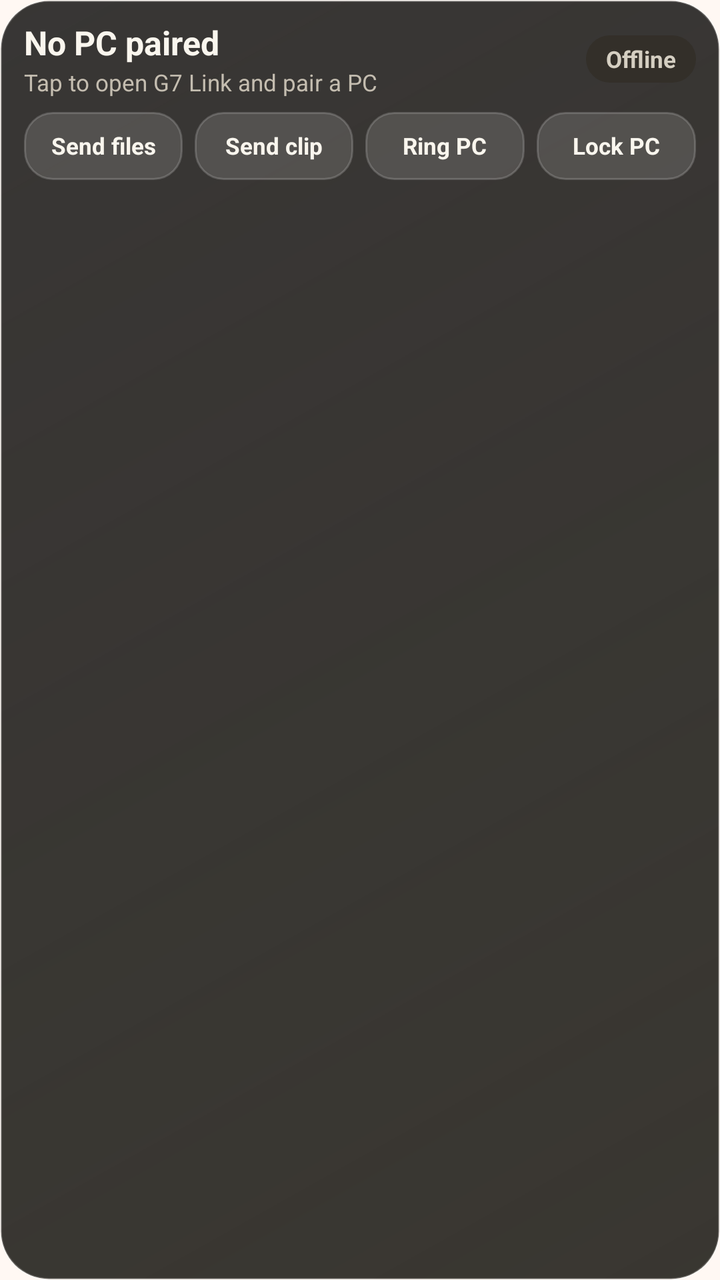
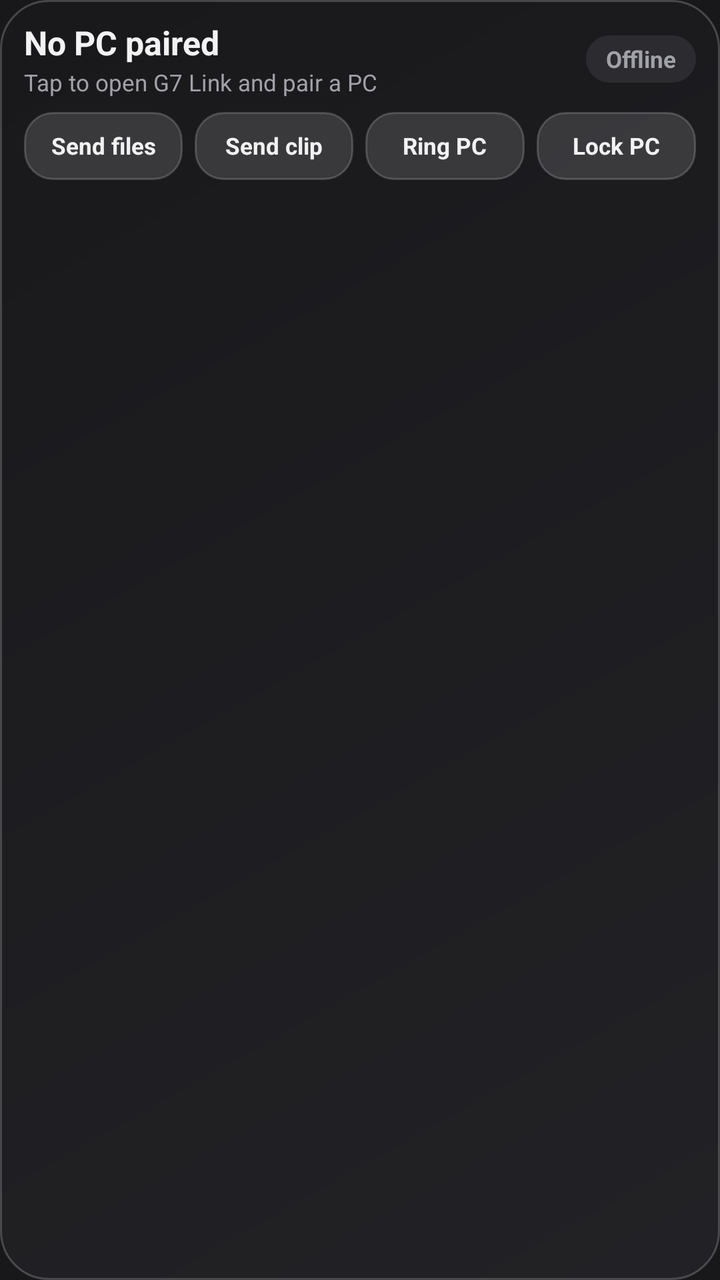

Before-and-after screenshots of an Android layout around one commit, followed by the original layout XML and the change that was made.
<!-- AndroidManifest.xml: application theme Theme.G7Link -->
<!-- res/layout/widget_pc.xml -->
<?xml version="1.0" encoding="utf-8"?>
<LinearLayout xmlns:android="http://schemas.android.com/apk/res/android"
    android:id="@+id/widget_root"
    android:layout_width="match_parent"
    android:layout_height="match_parent"
    android:background="@drawable/bg_widget_card"
    android:orientation="vertical"
    android:paddingStart="12dp"
    android:paddingTop="10dp"
    android:paddingEnd="12dp"
    android:paddingBottom="10dp">

    
    <LinearLayout
        android:layout_width="match_parent"
        android:layout_height="wrap_content"
        android:gravity="center_vertical"
        android:orientation="horizontal">

        <LinearLayout
            android:layout_width="0dp"
            android:layout_height="wrap_content"
            android:layout_weight="1"
            android:orientation="vertical">

            <TextView
                android:id="@+id/widget_pc_name"
                android:layout_width="match_parent"
                android:layout_height="wrap_content"
                android:ellipsize="end"
                android:singleLine="true"
                android:text="@string/widget_pc_no_pc"
                android:textColor="#FAF6EE"
                android:textSize="16.5sp"
                android:textStyle="bold" />

            <TextView
                android:id="@+id/widget_pc_subtitle"
                android:layout_width="match_parent"
                android:layout_height="wrap_content"
                android:layout_marginTop="1dp"
                android:ellipsize="end"
                android:singleLine="true"
                android:text="@string/widget_pc_tap_to_pair"
                android:textColor="#C4BDB0"
                android:textSize="11.5sp"
                android:visibility="visible" />
        </LinearLayout>

        <TextView
            android:id="@+id/widget_pc_status"
            android:layout_width="wrap_content"
            android:layout_height="wrap_content"
            android:layout_marginStart="8dp"
            android:background="@drawable/bg_widget_pill_offline"
            android:paddingStart="10dp"
            android:paddingTop="4dp"
            android:paddingEnd="10dp"
            android:paddingBottom="4dp"
            android:text="@string/widget_pc_offline"
            android:textColor="#D5CFC2"
            android:textSize="11.5sp"
            android:textStyle="bold" />

        <TextView
            android:id="@+id/widget_btn_wake"
            android:layout_width="wrap_content"
            android:layout_height="wrap_content"
            android:layout_marginStart="6dp"
            android:background="@drawable/bg_widget_button"
            android:paddingStart="12dp"
            android:paddingTop="4dp"
            android:paddingEnd="12dp"
            android:paddingBottom="4dp"
            android:text="@string/widget_pc_wake"
            android:textColor="#F4B841"
            android:textSize="11.5sp"
            android:textStyle="bold"
            android:visibility="gone" />
    </LinearLayout>

    
    <LinearLayout
        android:id="@+id/widget_media_row"
        android:layout_width="match_parent"
        android:layout_height="30dp"
        android:layout_marginTop="6dp"
        android:background="@drawable/bg_widget_button"
        android:gravity="center_vertical"
        android:orientation="horizontal"
        android:paddingStart="10dp"
        android:paddingEnd="4dp"
        android:visibility="gone">

        <TextView
            android:id="@+id/widget_media_title"
            android:layout_width="0dp"
            android:layout_height="wrap_content"
            android:layout_weight="1"
            android:ellipsize="end"
            android:singleLine="true"
            android:textColor="#FAF6EE"
            android:textSize="11.5sp"
            android:textStyle="bold" />

        <ImageView
            android:id="@+id/widget_btn_media_play"
            android:layout_width="32dp"
            android:layout_height="28dp"
            android:layout_marginStart="4dp"
            android:contentDescription="@string/media_play"
            android:padding="5dp"
            android:scaleType="fitCenter"
            android:src="@drawable/ic_play"
            android:tint="#F4B841" />

        <ImageView
            android:id="@+id/widget_btn_media_next"
            android:layout_width="32dp"
            android:layout_height="28dp"
            android:layout_marginStart="2dp"
            android:contentDescription="@string/media_next"
            android:padding="5dp"
            android:scaleType="fitCenter"
            android:src="@drawable/ic_skip_next"
            android:tint="#FAF6EE" />
    </LinearLayout>

    
    <LinearLayout
        android:id="@+id/widget_actions_row"
        android:layout_width="match_parent"
        android:layout_height="wrap_content"
        android:layout_marginTop="7dp"
        android:baselineAligned="false"
        android:orientation="horizontal">

        <TextView
            android:id="@+id/widget_btn_send_files"
            android:layout_width="0dp"
            android:layout_height="34dp"
            android:layout_weight="1"
            android:background="@drawable/bg_widget_button"
            android:ellipsize="end"
            android:gravity="center"
            android:paddingStart="4dp"
            android:paddingEnd="4dp"
            android:singleLine="true"
            android:text="@string/action_send_files"
            android:textColor="#FAF6EE"
            android:textSize="11.5sp"
            android:textStyle="bold" />

        <TextView
            android:id="@+id/widget_btn_send_clip"
            android:layout_width="0dp"
            android:layout_height="34dp"
            android:layout_marginStart="6dp"
            android:layout_weight="1"
            android:background="@drawable/bg_widget_button"
            android:ellipsize="end"
            android:gravity="center"
            android:paddingStart="4dp"
            android:paddingEnd="4dp"
            android:singleLine="true"
            android:text="@string/widget_pc_send_clip"
            android:textColor="#FAF6EE"
            android:textSize="11.5sp"
            android:textStyle="bold" />

        <TextView
            android:id="@+id/widget_btn_ring"
            android:layout_width="0dp"
            android:layout_height="34dp"
            android:layout_marginStart="6dp"
            android:layout_weight="1"
            android:background="@drawable/bg_widget_button"
            android:ellipsize="end"
            android:gravity="center"
            android:paddingStart="4dp"
            android:paddingEnd="4dp"
            android:singleLine="true"
            android:text="@string/widget_pc_ring"
            android:textColor="#FAF6EE"
            android:textSize="11.5sp"
            android:textStyle="bold" />

        <TextView
            android:id="@+id/widget_btn_lock"
            android:layout_width="0dp"
            android:layout_height="34dp"
            android:layout_marginStart="6dp"
            android:layout_weight="1"
            android:background="@drawable/bg_widget_button"
            android:ellipsize="end"
            android:gravity="center"
            android:paddingStart="4dp"
            android:paddingEnd="4dp"
            android:singleLine="true"
            android:text="@string/widget_pc_lock"
            android:textColor="#FAF6EE"
            android:textSize="11.5sp"
            android:textStyle="bold" />
    </LinearLayout>
</LinearLayout>
<!-- resources referenced by this layout -->
<resources>
  <!-- drawable bg_widget_button (drawable) -->
  <?xml version="1.0" encoding="utf-8"?>
  <ripple xmlns:android="http://schemas.android.com/apk/res/android"
      android:color="#33FFFFFF">
      <item>
          <shape android:shape="rectangle">
              <corners android:radius="14dp" />
              <solid android:color="#22FFFFFF" />
              <stroke
                  android:width="1dp"
                  android:color="#2EFFFFFF" />
          </shape>
      </item>
  </ripple>
  <!-- drawable bg_widget_card (drawable) -->
  <?xml version="1.0" encoding="utf-8"?>
  <shape xmlns:android="http://schemas.android.com/apk/res/android"
      android:shape="rectangle">
      <corners android:radius="24dp" />
      <gradient
          android:angle="135"
          android:endColor="#D9151412"
          android:startColor="#E624211C"
          android:type="linear" />
      <stroke
          android:width="1dp"
          android:color="#33FFFFFF" />
  </shape>
  <!-- drawable bg_widget_pill_offline (drawable) -->
  <?xml version="1.0" encoding="utf-8"?>
  <shape xmlns:android="http://schemas.android.com/apk/res/android"
      android:shape="rectangle">
      <corners android:radius="999dp" />
      <solid android:color="#332F29" />
  </shape>
  <!-- drawable ic_play (drawable) -->
  <?xml version="1.0" encoding="utf-8"?>
  <vector xmlns:android="http://schemas.android.com/apk/res/android"
      android:width="24dp" android:height="24dp" android:viewportWidth="24" android:viewportHeight="24">
      <path android:fillColor="#FFFFFFFF" android:pathData="M7.2,5.3A1.6,1.6 0 0,1 9.6,3.9l10.2,6.7a1.6,1.6 0 0,1 0,2.8L9.6,20.1A1.6,1.6 0 0,1 7.2,18.7z" />
  </vector>
  <!-- drawable ic_skip_next (drawable) -->
  <?xml version="1.0" encoding="utf-8"?>
  <vector xmlns:android="http://schemas.android.com/apk/res/android"
      android:width="24dp" android:height="24dp" android:viewportWidth="24" android:viewportHeight="24">
      <path android:fillColor="#FFFFFFFF" android:pathData="M5.5,6.2A1.3,1.3 0 0,1 7.5,5.1l7.8,5.8a1.3,1.3 0 0,1 0,2.2L7.5,18.9a1.3,1.3 0 0,1 -2,-1.1zM17.2,5.5a1.1,1.1 0 0,1 2.2,0v13a1.1,1.1 0 0,1 -2.2,0z" />
  </vector>
  <string name="action_send_files">Send files</string>
  <string name="media_next">Next</string>
  <string name="media_play">Play</string>
  <string name="widget_pc_lock">Lock PC</string>
  <string name="widget_pc_no_pc">No PC paired</string>
  <string name="widget_pc_offline">Offline</string>
  <string name="widget_pc_ring">Ring PC</string>
  <string name="widget_pc_send_clip">Send clip</string>
  <string name="widget_pc_tap_to_pair">Tap to open G7 Link and pair a PC</string>
  <string name="widget_pc_wake">Wake</string>
  <style name="Theme.G7Link" parent="android:Theme.Material.Light.NoActionBar">
          <item name="android:windowBackground">@color/surface</item>
          <item name="android:statusBarColor">@android:color/transparent</item>
          <item name="android:navigationBarColor">@android:color/transparent</item>
      </style>
  <color name="surface">#FFF8F3</color>
</resources>

<!-- the commit's change to res/layout/widget_pc.xml (unified diff, before → after) -->
@@ -30,7 +30,7 @@
                 android:ellipsize="end"
                 android:singleLine="true"
                 android:text="@string/widget_pc_no_pc"
-                android:textColor="#FAF6EE"
+                android:textColor="#F2F2F3"
                 android:textSize="16.5sp"
                 android:textStyle="bold" />
 
@@ -42,7 +42,7 @@
                 android:ellipsize="end"
                 android:singleLine="true"
                 android:text="@string/widget_pc_tap_to_pair"
-                android:textColor="#C4BDB0"
+                android:textColor="#A1A1A8"
                 android:textSize="11.5sp"
                 android:visibility="visible" />
         </LinearLayout>
@@ -58,7 +58,7 @@
             android:paddingEnd="10dp"
             android:paddingBottom="4dp"
             android:text="@string/widget_pc_offline"
-            android:textColor="#D5CFC2"
+            android:textColor="#A1A1A8"
             android:textSize="11.5sp"
             android:textStyle="bold" />
 
@@ -73,7 +73,7 @@
             android:paddingEnd="12dp"
             android:paddingBottom="4dp"
             android:text="@string/widget_pc_wake"
-            android:textColor="#F4B841"
+            android:textColor="#F2F2F3"
             android:textSize="11.5sp"
             android:textStyle="bold"
             android:visibility="gone" />
@@ -99,7 +99,7 @@
             android:layout_weight="1"
             android:ellipsize="end"
             android:singleLine="true"
-            android:textColor="#FAF6EE"
+            android:textColor="#F2F2F3"
             android:textSize="11.5sp"
             android:textStyle="bold" />
 
@@ -112,7 +112,7 @@
             android:padding="5dp"
             android:scaleType="fitCenter"
             android:src="@drawable/ic_play"
-            android:tint="#F4B841" />
+            android:tint="#F2F2F3" />
 
         <ImageView
             android:id="@+id/widget_btn_media_next"
@@ -123,7 +123,7 @@
             android:padding="5dp"
             android:scaleType="fitCenter"
             android:src="@drawable/ic_skip_next"
-            android:tint="#FAF6EE" />
+            android:tint="#F2F2F3" />
     </LinearLayout>
 
     
@@ -147,7 +147,7 @@
             android:paddingEnd="4dp"
             android:singleLine="true"
             android:text="@string/action_send_files"
-            android:textColor="#FAF6EE"
+            android:textColor="#F2F2F3"
             android:textSize="11.5sp"
             android:textStyle="bold" />
 
@@ -164,7 +164,7 @@
             android:paddingEnd="4dp"
             android:singleLine="true"
             android:text="@string/widget_pc_send_clip"
-            android:textColor="#FAF6EE"
+            android:textColor="#F2F2F3"
             android:textSize="11.5sp"
             android:textStyle="bold" />
 
@@ -181,7 +181,7 @@
             android:paddingEnd="4dp"
             android:singleLine="true"
             android:text="@string/widget_pc_ring"
-            android:textColor="#FAF6EE"
+            android:textColor="#F2F2F3"
             android:textSize="11.5sp"
             android:textStyle="bold" />
 
@@ -198,7 +198,7 @@
             android:paddingEnd="4dp"
             android:singleLine="true"
             android:text="@string/widget_pc_lock"
-            android:textColor="#FAF6EE"
+            android:textColor="#F2F2F3"
             android:textSize="11.5sp"
             android:textStyle="bold" />
     </LinearLayout>
<!-- resource entries referenced after the edit -->
@@ -21,8 +21,8 @@
       <corners android:radius="24dp" />
       <gradient
           android:angle="135"
-          android:endColor="#D9151412"
-          android:startColor="#E624211C"
+          android:endColor="#F218181B"
+          android:startColor="#F2222226"
           android:type="linear" />
       <stroke
           android:width="1dp"
@@ -33,19 +33,19 @@
   <shape xmlns:android="http://schemas.android.com/apk/res/android"
       android:shape="rectangle">
       <corners android:radius="999dp" />
-      <solid android:color="#332F29" />
+      <solid android:color="#2B2B30" />
   </shape>
   <!-- drawable ic_play (drawable) -->
   <?xml version="1.0" encoding="utf-8"?>
   <vector xmlns:android="http://schemas.android.com/apk/res/android"
-      android:width="24dp" android:height="24dp" android:viewportWidth="24" android:viewportHeight="24">
-      <path android:fillColor="#FFFFFFFF" android:pathData="M7.2,5.3A1.6,1.6 0 0,1 9.6,3.9l10.2,6.7a1.6,1.6 0 0,1 0,2.8L9.6,20.1A1.6,1.6 0 0,1 7.2,18.7z" />
+      android:width="24dp" android:height="24dp" android:viewportWidth="16" android:viewportHeight="16">
+      <path android:fillColor="#FFFFFFFF" android:fillType="evenOdd" android:pathData="M2.5 8a5.5 5.5 0 1 1 11 0 5.5 5.5 0 0 1-11 0M8 1a7 7 0 1 0 0 14A7 7 0 0 0 8 1m-.844 4.12A.75.75 0 0 0 6 5.75v4.5a.75.75 0 0 0 1.156.63l3.5-2.25a.75.75 0 0 0 0-1.26z" />
   </vector>
   <!-- drawable ic_skip_next (drawable) -->
   <?xml version="1.0" encoding="utf-8"?>
   <vector xmlns:android="http://schemas.android.com/apk/res/android"
-      android:width="24dp" android:height="24dp" android:viewportWidth="24" android:viewportHeight="24">
-      <path android:fillColor="#FFFFFFFF" android:pathData="M5.5,6.2A1.3,1.3 0 0,1 7.5,5.1l7.8,5.8a1.3,1.3 0 0,1 0,2.2L7.5,18.9a1.3,1.3 0 0,1 -2,-1.1zM17.2,5.5a1.1,1.1 0 0,1 2.2,0v13a1.1,1.1 0 0,1 -2.2,0z" />
+      android:width="24dp" android:height="24dp" android:viewportWidth="16" android:viewportHeight="16">
+      <path android:fillColor="#FFFFFFFF" android:fillType="evenOdd" android:pathData="M1.343 3.12a.75.75 0 0 1 .715-.054L6 4.84V3.75a.75.75 0 0 1 1.12-.653l7.5 4.25a.75.75 0 0 1 0 1.306l-7.5 4.25A.75.75 0 0 1 6 12.25v-1.09l-3.942 1.774A.75.75 0 0 1 1 12.25v-8.5a.75.75 0 0 1 .343-.63M6 9.515v-3.03L2.5 4.91v6.18zm1.5-4.478v5.926L12.729 8z" />
   </vector>
   <string name="action_send_files">Send files</string>
   <string name="media_next">Next</string>
@@ -62,6 +62,6 @@
           <item name="android:statusBarColor">@android:color/transparent</item>
           <item name="android:navigationBarColor">@android:color/transparent</item>
       </style>
-  <color name="surface">#FFF8F3</color>
+  <color name="surface">#18181B</color>
 </resources>
 
